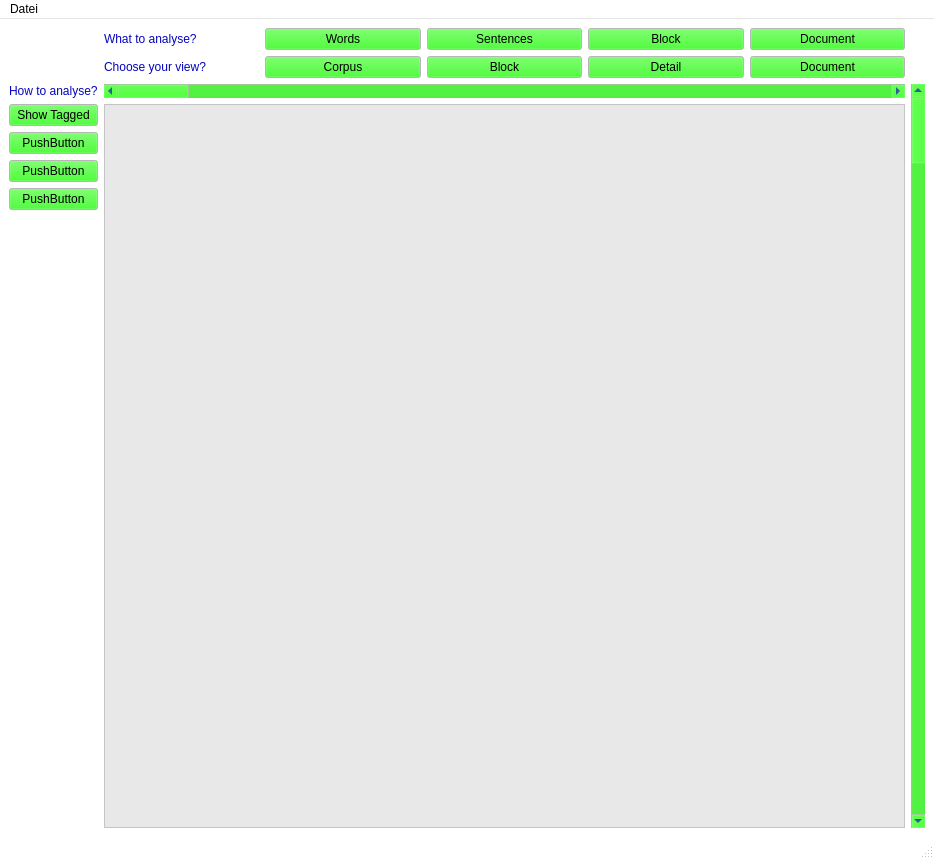
This is src/ui/ui_files/testview.ui in Zarnosch/AVaAoMDTV as Qt 5 draws it before an edit. The edited form follows.
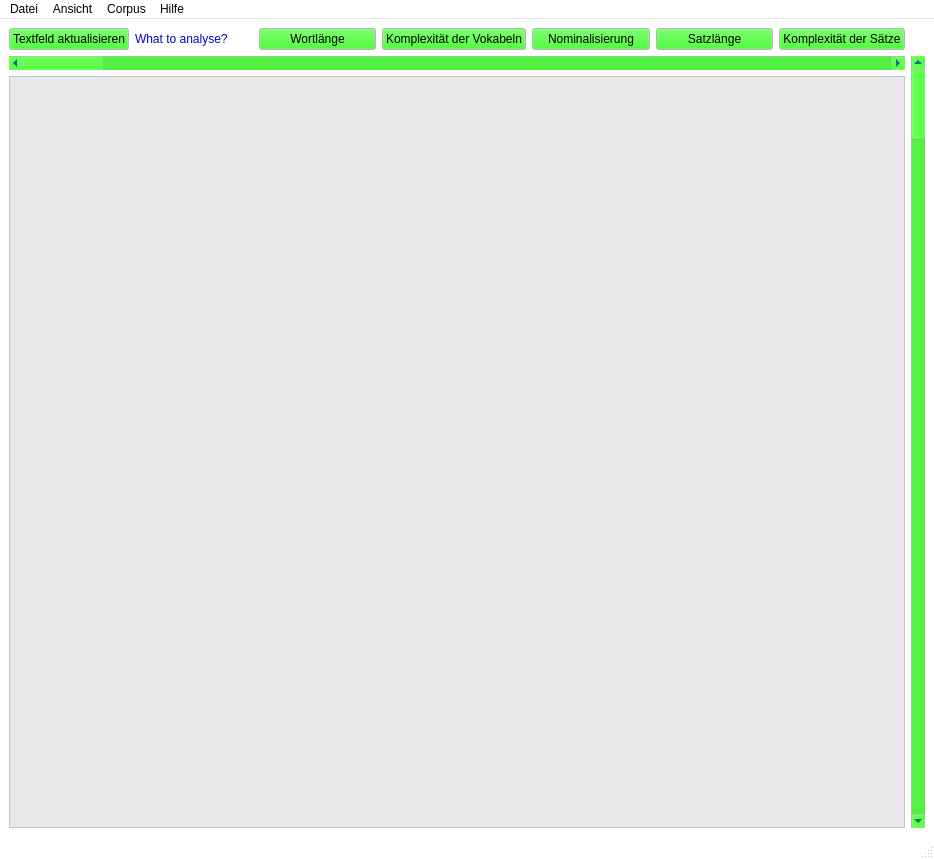
This is the edited form.

Commit message: Some little Ui-Changes and better Names for the Buttons

Patch:
```diff
--- a/src/ui/ui_files/testview.ui
+++ b/src/ui/ui_files/testview.ui
@@ -305,112 +305,21 @@
    </property>
    <layout class="QGridLayout" name="gridLayout_2">
     <item row="1" column="1">
-     <layout class="QHBoxLayout" name="horizontalLayout_3">
-      <item>
-       <widget class="QLabel" name="label_2">
-        <property name="text">
-         <string>Choose your view? </string>
-        </property>
-       </widget>
-      </item>
-      <item>
-       <widget class="QPushButton" name="Corpus_btn">
-        <property name="text">
-         <string>Corpus</string>
-        </property>
-       </widget>
-      </item>
-      <item>
-       <widget class="QPushButton" name="Block_btn_2">
-        <property name="text">
-         <string>Block</string>
-        </property>
-       </widget>
-      </item>
-      <item>
-       <widget class="QPushButton" name="Detail_btn">
-        <property name="text">
-         <string>Detail</string>
-        </property>
-       </widget>
-      </item>
-      <item>
-       <widget class="QPushButton" name="Document_btn_2">
-        <property name="text">
-         <string>Document</string>
-        </property>
-       </widget>
-      </item>
-     </layout>
+     <widget class="QScrollBar" name="verticalScrollBar">
+      <property name="orientation">
+       <enum>Qt::Vertical</enum>
+      </property>
+     </widget>
     </item>
-    <item row="2" column="1">
-     <layout class="QVBoxLayout" name="verticalLayout">
-      <item>
-       <widget class="QScrollBar" name="horizontalScrollBar">
-        <property name="orientation">
-         <enum>Qt::Horizontal</enum>
-        </property>
-       </widget>
-      </item>
-      <item>
-       <widget class="QTextBrowser" name="plainTextEdit"/>
-      </item>
-     </layout>
-    </item>
-    <item row="2" column="0">
-     <layout class="QVBoxLayout" name="verticalLayout_2">
-      <item>
-       <widget class="QLabel" name="label_3">
-        <property name="text">
-         <string>How to analyse?</string>
-        </property>
-       </widget>
-      </item>
-      <item>
-       <widget class="QPushButton" name="pushButton_12">
-        <property name="text">
-         <string>Show Tagged</string>
-        </property>
-       </widget>
-      </item>
-      <item>
-       <widget class="QPushButton" name="pushButton_10">
-        <property name="text">
-         <string>PushButton</string>
-        </property>
-       </widget>
-      </item>
-      <item>
-       <widget class="QPushButton" name="pushButton_11">
-        <property name="text">
-         <string>PushButton</string>
-        </property>
-       </widget>
-      </item>
-      <item>
-       <widget class="QPushButton" name="pushButton_9">
-        <property name="text">
-         <string>PushButton</string>
-        </property>
-       </widget>
-      </item>
-      <item>
-       <spacer name="verticalSpacer">
-        <property name="orientation">
-         <enum>Qt::Vertical</enum>
-        </property>
-        <property name="sizeHint" stdset="0">
-         <size>
-          <width>20</width>
-          <height>40</height>
-         </size>
-        </property>
-       </spacer>
-      </item>
-     </layout>
-    </item>
-    <item row="0" column="1">
+    <item row="0" column="0">
      <layout class="QHBoxLayout" name="horizontalLayout_2">
+      <item>
+       <widget class="QPushButton" name="updateBtn">
+        <property name="text">
+         <string>Textfeld aktualisieren</string>
+        </property>
+       </widget>
+      </item>
       <item>
        <widget class="QLabel" name="label">
         <property name="text">
@@ -421,39 +330,56 @@
       <item>
        <widget class="QPushButton" name="Words_btn">
         <property name="text">
-         <string>Words</string>
+         <string>Wortlänge</string>
+        </property>
+       </widget>
+      </item>
+      <item>
+       <widget class="QPushButton" name="pushButton">
+        <property name="statusTip">
+         <string>Abhängig von ausgewählten Corpi</string>
+        </property>
+        <property name="text">
+         <string>Komplexität der Vokabeln</string>
         </property>
        </widget>
       </item>
       <item>
        <widget class="QPushButton" name="Sentences_btn">
         <property name="text">
-         <string>Sentences</string>
+         <string>Nominalisierung</string>
         </property>
        </widget>
       </item>
       <item>
        <widget class="QPushButton" name="Block_btn">
         <property name="text">
-         <string>Block</string>
+         <string>Satzlänge</string>
         </property>
        </widget>
       </item>
       <item>
        <widget class="QPushButton" name="Document_btn">
         <property name="text">
-         <string>Document</string>
+         <string>Komplexität der Sätze</string>
         </property>
        </widget>
       </item>
      </layout>
     </item>
-    <item row="2" column="2">
-     <widget class="QScrollBar" name="verticalScrollBar">
-      <property name="orientation">
-       <enum>Qt::Vertical</enum>
-      </property>
-     </widget>
+    <item row="1" column="0">
+     <layout class="QVBoxLayout" name="verticalLayout">
+      <item>
+       <widget class="QScrollBar" name="horizontalScrollBar">
+        <property name="orientation">
+         <enum>Qt::Horizontal</enum>
+        </property>
+       </widget>
+      </item>
+      <item>
+       <widget class="QTextBrowser" name="plainTextEdit"/>
+      </item>
+     </layout>
     </item>
    </layout>
   </widget>
@@ -472,7 +398,40 @@
     </property>
     <addaction name="actionText_ffnen"/>
    </widget>
+   <widget class="QMenu" name="menuAnsicht">
+    <property name="title">
+     <string>Ansicht</string>
+    </property>
+    <addaction name="actionCorpus_2"/>
+    <addaction name="actionBlock"/>
+    <addaction name="actionDetail"/>
+    <addaction name="actionDocument"/>
+   </widget>
+   <widget class="QMenu" name="menuCorpus_2">
+    <property name="title">
+     <string>Corpus</string>
+    </property>
+    <widget class="QMenu" name="menuBrown">
+     <property name="title">
+      <string>Brown</string>
+     </property>
+     <addaction name="actionThriller"/>
+     <addaction name="actionGesetzestexte"/>
+     <addaction name="actionNachrichten"/>
+    </widget>
+    <addaction name="menuBrown"/>
+    <addaction name="actionKinderb_cher"/>
+   </widget>
+   <widget class="QMenu" name="menuHilfe">
+    <property name="title">
+     <string>Hilfe</string>
+    </property>
+    <addaction name="action_ber"/>
+   </widget>
    <addaction name="menuDatei"/>
+   <addaction name="menuAnsicht"/>
+   <addaction name="menuCorpus_2"/>
+   <addaction name="menuHilfe"/>
   </widget>
   <widget class="QStatusBar" name="statusbar"/>
   <action name="actionText_ffnen">
```
Left out of the diff: 70 changed lines with no effect on the pictures. The commit also changes 3 other files.
